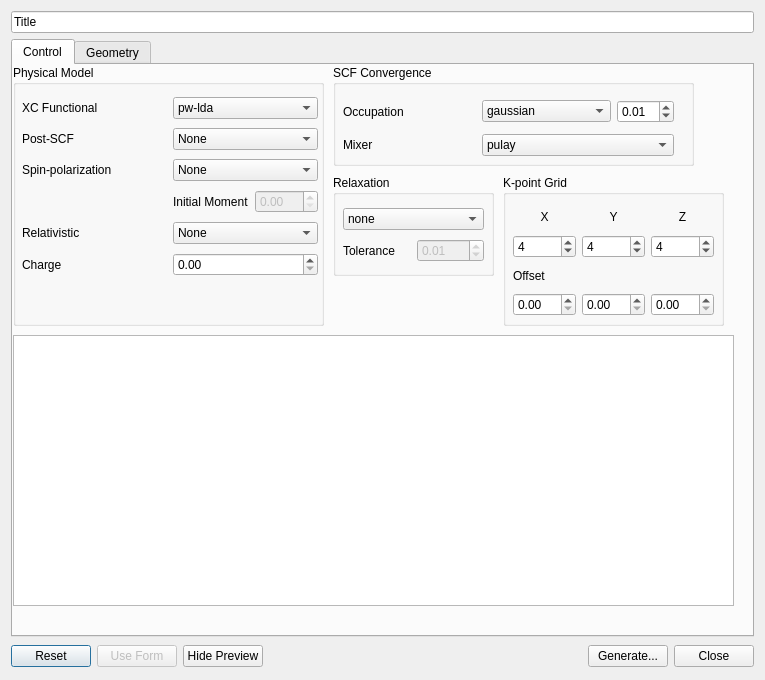
Before: the Qt Designer form libavogadro/src/extensions/quantuminput/fhiaimsinputdialog.ui in AlbertDeFusco/avogadro, drawn with Qt 5.
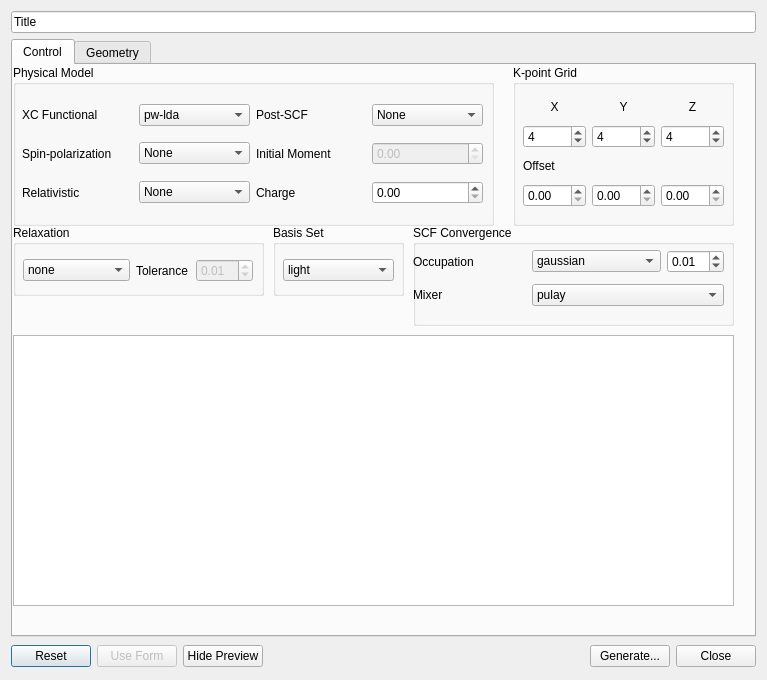
After: the same form once the commit is applied.

Commit message:
basis set: phase 1
The button is ready.  Now I just have to load the files and write them
out.

The edit to the form file:
```diff
--- a/libavogadro/src/extensions/quantuminput/fhiaimsinputdialog.ui
+++ b/libavogadro/src/extensions/quantuminput/fhiaimsinputdialog.ui
@@ -6,7 +6,7 @@
    <rect>
     <x>0</x>
     <y>0</y>
-    <width>765</width>
+    <width>767</width>
     <height>680</height>
    </rect>
   </property>
@@ -54,8 +54,8 @@
           <rect>
            <x>0</x>
            <y>0</y>
-           <width>311</width>
-           <height>261</height>
+           <width>481</width>
+           <height>161</height>
           </rect>
          </property>
          <property name="title">
@@ -66,8 +66,8 @@
            <rect>
             <x>9</x>
             <y>29</y>
-            <width>296</width>
-            <height>191</height>
+            <width>461</width>
+            <height>121</height>
            </rect>
           </property>
           <layout class="QGridLayout" name="gridLayout">
@@ -192,7 +192,7 @@
              </property>
             </widget>
            </item>
-           <item row="2" column="1">
+           <item row="1" column="1">
             <widget class="QComboBox" name="spinPolCombo">
              <item>
               <property name="text">
@@ -206,14 +206,14 @@
              </item>
             </widget>
            </item>
-           <item row="2" column="0">
+           <item row="1" column="0">
             <widget class="QLabel" name="spinLabel">
              <property name="text">
               <string>Spin-polarization</string>
              </property>
             </widget>
            </item>
-           <item row="4" column="1">
+           <item row="2" column="1">
             <widget class="QComboBox" name="relativityCombo">
              <item>
               <property name="text">
@@ -222,42 +222,14 @@
              </item>
             </widget>
            </item>
-           <item row="4" column="0">
+           <item row="2" column="0">
             <widget class="QLabel" name="relativityLabel">
              <property name="text">
               <string>Relativistic</string>
              </property>
             </widget>
            </item>
-           <item row="5" column="0">
-            <widget class="QLabel" name="chargeLabel">
-             <property name="text">
-              <string>Charge</string>
-             </property>
-            </widget>
-           </item>
-           <item row="5" column="1">
-            <widget class="QDoubleSpinBox" name="chargeSpin"/>
-           </item>
-           <item row="3" column="1">
-            <layout class="QHBoxLayout" name="horizontalLayout_3">
-             <item>
-              <widget class="QLabel" name="momentLabel">
-               <property name="text">
-                <string>Initial Moment</string>
-               </property>
-              </widget>
-             </item>
-             <item>
-              <widget class="QDoubleSpinBox" name="momentSpin">
-               <property name="enabled">
-                <bool>false</bool>
-               </property>
-              </widget>
-             </item>
-            </layout>
-           </item>
-           <item row="1" column="1">
+           <item row="0" column="3">
             <widget class="QComboBox" name="postSCFCombo">
              <item>
               <property name="text">
@@ -356,13 +328,37 @@
              </item>
             </widget>
            </item>
-           <item row="1" column="0">
+           <item row="0" column="2">
             <widget class="QLabel" name="label_10">
              <property name="text">
               <string>Post-SCF</string>
              </property>
             </widget>
            </item>
+           <item row="1" column="3">
+            <widget class="QDoubleSpinBox" name="momentSpin">
+             <property name="enabled">
+              <bool>false</bool>
+             </property>
+            </widget>
+           </item>
+           <item row="1" column="2">
+            <widget class="QLabel" name="momentLabel">
+             <property name="text">
+              <string>Initial Moment</string>
+             </property>
+            </widget>
+           </item>
+           <item row="2" column="3">
+            <widget class="QDoubleSpinBox" name="chargeSpin"/>
+           </item>
+           <item row="2" column="2">
+            <widget class="QLabel" name="chargeLabel">
+             <property name="text">
+              <string>Charge</string>
+             </property>
+            </widget>
+           </item>
           </layout>
          </widget>
         </widget>
@@ -406,9 +402,9 @@
         <widget class="QGroupBox" name="groupBox">
          <property name="geometry">
           <rect>
-           <x>320</x>
-           <y>0</y>
-           <width>361</width>
+           <x>400</x>
+           <y>160</y>
+           <width>321</width>
            <height>101</height>
           </rect>
          </property>
@@ -418,9 +414,9 @@
          <widget class="QWidget" name="gridLayoutWidget_2">
           <property name="geometry">
            <rect>
-            <x>10</x>
-            <y>30</y>
-            <width>331</width>
+            <x>0</x>
+            <y>20</y>
+            <width>311</width>
             <height>66</height>
            </rect>
           </property>
@@ -500,10 +496,10 @@
         <widget class="QGroupBox" name="groupBox_3">
          <property name="geometry">
           <rect>
-           <x>320</x>
-           <y>110</y>
-           <width>161</width>
-           <height>101</height>
+           <x>0</x>
+           <y>160</y>
+           <width>251</width>
+           <height>71</height>
           </rect>
          </property>
          <property name="title">
@@ -514,24 +510,11 @@
            <rect>
             <x>10</x>
             <y>30</y>
-            <width>141</width>
-            <height>61</height>
+            <width>230</width>
+            <height>31</height>
            </rect>
           </property>
           <layout class="QGridLayout" name="gridLayout_4">
-           <item row="1" column="1">
-            <widget class="QDoubleSpinBox" name="relaxationTolSpin">
-             <property name="enabled">
-              <bool>false</bool>
-             </property>
-             <property name="singleStep">
-              <double>0.010000000000000</double>
-             </property>
-             <property name="value">
-              <double>0.010000000000000</double>
-             </property>
-            </widget>
-           </item>
            <item row="0" column="0" colspan="2">
             <widget class="QComboBox" name="relaxationCombo">
              <item>
@@ -546,7 +529,20 @@
              </item>
             </widget>
            </item>
-           <item row="1" column="0">
+           <item row="0" column="3">
+            <widget class="QDoubleSpinBox" name="relaxationTolSpin">
+             <property name="enabled">
+              <bool>false</bool>
+             </property>
+             <property name="singleStep">
+              <double>0.010000000000000</double>
+             </property>
+             <property name="value">
+              <double>0.010000000000000</double>
+             </property>
+            </widget>
+           </item>
+           <item row="0" column="2">
             <widget class="QLabel" name="label_5">
              <property name="text">
               <string>Tolerance</string>
@@ -559,10 +555,10 @@
         <widget class="QGroupBox" name="groupBox_4">
          <property name="geometry">
           <rect>
-           <x>490</x>
-           <y>110</y>
+           <x>500</x>
+           <y>0</y>
            <width>221</width>
-           <height>151</height>
+           <height>161</height>
           </rect>
          </property>
          <property name="title">
@@ -574,7 +570,7 @@
             <x>10</x>
             <y>30</y>
             <width>201</width>
-            <height>111</height>
+            <height>112</height>
            </rect>
           </property>
           <layout class="QGridLayout" name="gridLayout_5">
@@ -669,6 +665,55 @@
           </layout>
          </widget>
         </widget>
+        <widget class="QGroupBox" name="groupBox_5">
+         <property name="geometry">
+          <rect>
+           <x>260</x>
+           <y>160</y>
+           <width>131</width>
+           <height>71</height>
+          </rect>
+         </property>
+         <property name="title">
+          <string>Basis Set</string>
+         </property>
+         <widget class="QWidget" name="verticalLayoutWidget">
+          <property name="geometry">
+           <rect>
+            <x>10</x>
+            <y>30</y>
+            <width>111</width>
+            <height>31</height>
+           </rect>
+          </property>
+          <layout class="QVBoxLayout" name="verticalLayout">
+           <item>
+            <widget class="QComboBox" name="basisCombo">
+             <item>
+              <property name="text">
+               <string>light</string>
+              </property>
+             </item>
+             <item>
+              <property name="text">
+               <string>light_194</string>
+              </property>
+             </item>
+             <item>
+              <property name="text">
+               <string>tight</string>
+              </property>
+             </item>
+             <item>
+              <property name="text">
+               <string>really_tight</string>
+              </property>
+             </item>
+            </widget>
+           </item>
+          </layout>
+         </widget>
+        </widget>
        </widget>
        <widget class="QWidget" name="geomTab">
         <attribute name="title">
```
The commit also changes 318 other files.
